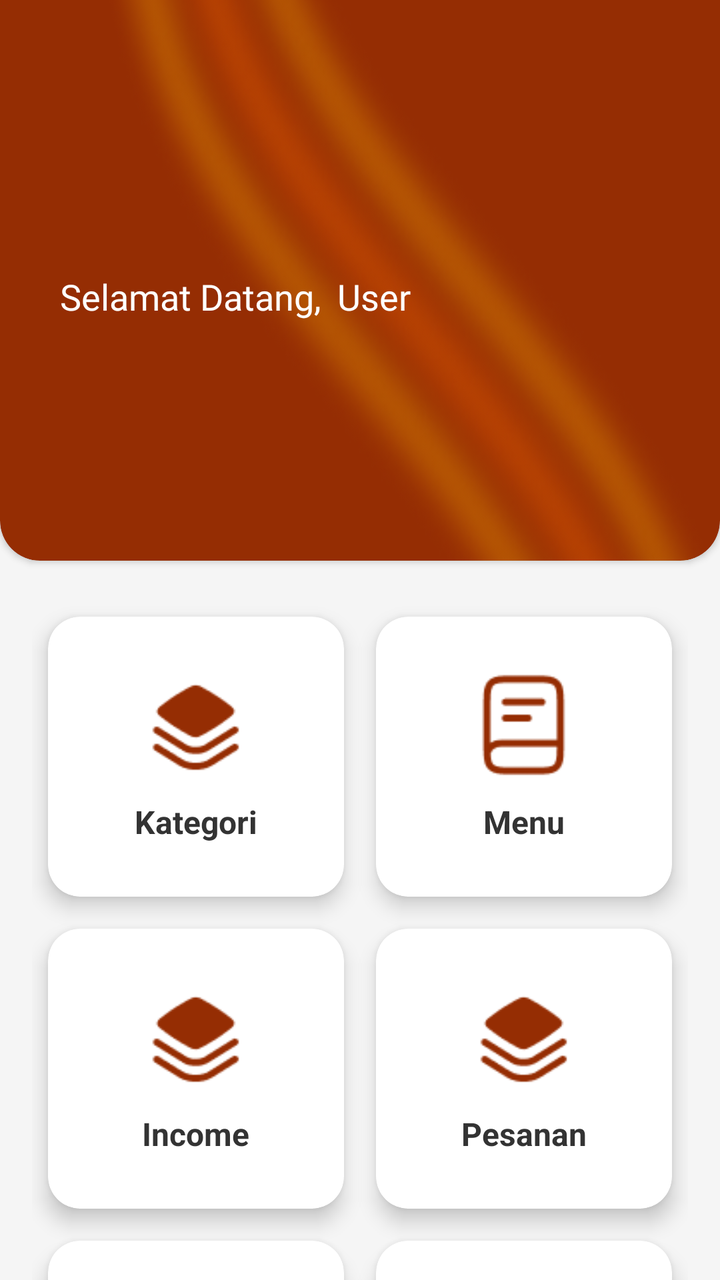
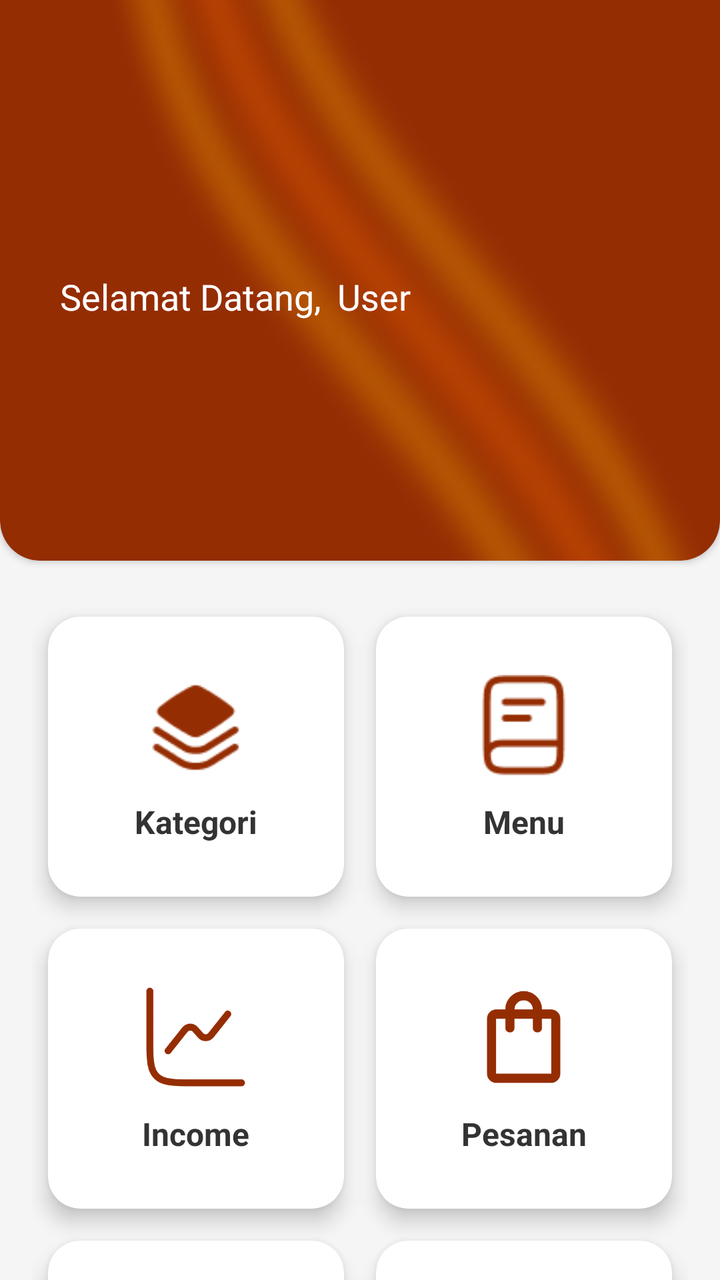

Compare the two renders of this Android layout. The source of the first and the diff that turns it into the second are given below.
<!-- AndroidManifest.xml: application theme Theme.Warmindone -->
<!-- res/layout/activity_dashboardkasiradmin.xml -->
<?xml version="1.0" encoding="utf-8"?>
<RelativeLayout xmlns:android="http://schemas.android.com/apk/res/android"
    xmlns:app="http://schemas.android.com/apk/res-auto"
    xmlns:tools="http://schemas.android.com/tools"
    android:layout_width="match_parent"
    android:layout_height="match_parent"
    android:background="#F5F5F5"
    tools:context=".kasiradmin.DashboardKasirAdmin">

    
    <androidx.cardview.widget.CardView
        android:id="@+id/cardView"
        android:layout_width="410dp"
        android:layout_height="320dp"
        android:layout_marginTop="-40dp"
        app:cardBackgroundColor="#952D03"
        app:cardCornerRadius="20dp">

        <RelativeLayout
            android:layout_width="match_parent"
            android:layout_height="match_parent">

            <ImageView
                android:id="@+id/imageView3"
                android:layout_width="517dp"
                android:layout_height="401dp"
                android:layout_alignParentEnd="true"
                android:layout_marginTop="-5dp"
                android:scaleType="fitXY"
                app:srcCompat="@drawable/bgdashboardadmin" />

            <LinearLayout
                android:layout_width="match_parent"
                android:layout_height="wrap_content"
                android:layout_alignParentBottom="true"
                android:layout_marginBottom="120dp"
                android:gravity="center_vertical"
                android:orientation="horizontal"
                android:paddingStart="30dp"
                android:paddingEnd="30dp">

                <TextView
                    android:id="@+id/selamatDatang"
                    android:layout_width="wrap_content"
                    android:layout_height="wrap_content"
                    android:fontFamily="@font/montserrat_semibold"
                    android:text="@string/selamat_datang_dashboard"
                    android:textColor="@android:color/white"
                    android:textSize="18sp" />

                <TextView
                    android:id="@+id/namaUser"
                    android:layout_width="wrap_content"
                    android:layout_height="wrap_content"
                    android:layout_marginStart="8dp"
                    android:fontFamily="@font/montserrat_semibold"
                    android:text="@string/user"
                    android:textColor="@android:color/white"
                    android:textSize="18sp" />

            </LinearLayout>

        </RelativeLayout>

    </androidx.cardview.widget.CardView>

    
    <GridLayout
        android:layout_width="match_parent"
        android:layout_height="wrap_content"
        android:layout_below="@id/cardView"
        android:layout_marginStart="16dp"
        android:layout_marginTop="20dp"
        android:layout_marginEnd="16dp"
        android:columnCount="2"
        android:rowCount="3">

        
        <androidx.cardview.widget.CardView
            android:id="@+id/cardKategori"
            android:layout_width="0dp"
            android:layout_height="140dp"
            android:layout_columnWeight="1"
            android:layout_margin="8dp"
            android:onClick="kategoripage"
            app:cardCornerRadius="16dp"
            app:cardElevation="6dp">

            <LinearLayout
                android:layout_width="match_parent"
                android:layout_height="match_parent"
                android:gravity="center"
                android:orientation="vertical">

                <ImageView
                    android:layout_width="55dp"
                    android:layout_height="55dp"
                    android:src="@drawable/ic_kategori" />

                <TextView
                    android:layout_width="wrap_content"
                    android:layout_height="wrap_content"
                    android:layout_marginTop="10dp"
                    android:text="Kategori"
                    android:textColor="#333333"
                    android:textSize="16sp"
                    android:textStyle="bold" />
            </LinearLayout>

        </androidx.cardview.widget.CardView>

        
        <androidx.cardview.widget.CardView
            android:id="@+id/cardMenu"
            android:layout_width="0dp"
            android:onClick="menupage"
            android:layout_height="140dp"
            android:layout_columnWeight="1"
            android:layout_margin="8dp"
            app:cardCornerRadius="16dp"
            app:cardElevation="6dp">

            <LinearLayout
                android:layout_width="match_parent"
                android:layout_height="match_parent"
                android:gravity="center"
                android:orientation="vertical">

                <ImageView
                    android:layout_width="55dp"
                    android:layout_height="55dp"
                    android:src="@drawable/ic_menu" />

                <TextView
                    android:layout_width="wrap_content"
                    android:layout_height="wrap_content"
                    android:layout_marginTop="10dp"
                    android:text="Menu"
                    android:textColor="#333333"
                    android:textSize="16sp"
                    android:textStyle="bold" />
            </LinearLayout>

        </androidx.cardview.widget.CardView>

        
        <androidx.cardview.widget.CardView
            android:id="@+id/cardlaporanPendapatan"
            android:onClick="incomepage"
            android:layout_width="0dp"
            android:layout_height="140dp"
            android:layout_columnWeight="1"
            android:layout_margin="8dp"
            app:cardCornerRadius="16dp"
            app:cardElevation="6dp">

            <LinearLayout
                android:layout_width="match_parent"
                android:layout_height="match_parent"
                android:gravity="center"
                android:orientation="vertical">

                <ImageView
                    android:layout_width="55dp"
                    android:layout_height="55dp"
                    android:src="@drawable/ic_kategori" />

                <TextView
                    android:layout_width="wrap_content"
                    android:layout_height="wrap_content"
                    android:layout_marginTop="10dp"
                    android:text="Income"
                    android:textColor="#333333"
                    android:textSize="16sp"
                    android:textStyle="bold" />
            </LinearLayout>

        </androidx.cardview.widget.CardView>

        
        <androidx.cardview.widget.CardView
            android:id="@+id/cardPesanan"
            android:onClick="pesananpage"
            android:layout_width="0dp"
            android:layout_height="140dp"
            android:layout_columnWeight="1"
            android:layout_margin="8dp"
            app:cardCornerRadius="16dp"
            app:cardElevation="6dp">

            <LinearLayout
                android:layout_width="match_parent"
                android:layout_height="match_parent"
                android:gravity="center"
                android:orientation="vertical">

                <ImageView
                    android:layout_width="55dp"
                    android:layout_height="55dp"
                    android:src="@drawable/ic_kategori" />

                <TextView
                    android:layout_width="wrap_content"
                    android:layout_height="wrap_content"
                    android:layout_marginTop="10dp"
                    android:text="Pesanan"
                    android:textColor="#333333"
                    android:textSize="16sp"
                    android:textStyle="bold" />
            </LinearLayout>

        </androidx.cardview.widget.CardView>

        
        <androidx.cardview.widget.CardView
            android:id="@+id/cardUser"
            android:layout_width="0dp"
            android:layout_height="140dp"
            android:layout_columnWeight="1"
            android:layout_margin="8dp"
            app:cardCornerRadius="16dp"
            android:onClick="userpage"
            app:cardElevation="6dp">

            <LinearLayout
                android:layout_width="match_parent"
                android:layout_height="match_parent"
                android:gravity="center"
                android:orientation="vertical">

                <ImageView
                    android:layout_width="55dp"
                    android:layout_height="55dp"
                    android:src="@drawable/ic_kategori" />

                <TextView
                    android:layout_width="wrap_content"
                    android:layout_height="wrap_content"
                    android:layout_marginTop="10dp"
                    android:text="User"
                    android:textColor="#333333"
                    android:textSize="16sp"
                    android:textStyle="bold" />
            </LinearLayout>

        </androidx.cardview.widget.CardView>

        
        <androidx.cardview.widget.CardView
            android:id="@+id/cardLogout"
            android:layout_width="0dp"
            android:layout_height="140dp"
            android:layout_columnWeight="1"
            android:layout_margin="8dp"
            android:onClick="logout"
            app:cardCornerRadius="16dp"
            app:cardElevation="6dp">

            <LinearLayout
                android:layout_width="match_parent"
                android:layout_height="match_parent"
                android:gravity="center"
                android:orientation="vertical">

                <ImageView
                    android:layout_width="55dp"
                    android:layout_height="55dp"
                    android:src="@drawable/ic_kategori" />

                <TextView
                    android:layout_width="wrap_content"
                    android:layout_height="wrap_content"
                    android:layout_marginTop="10dp"
                    android:text="Logout"
                    android:textColor="#333333"
                    android:textSize="16sp"
                    android:textStyle="bold" />
            </LinearLayout>

        </androidx.cardview.widget.CardView>

    </GridLayout>

</RelativeLayout>
<!-- resources referenced by this layout -->
<resources>
  <!-- drawable bgdashboardadmin: png bitmap (drawable, 45797 bytes) -->
  <!-- drawable ic_kategori: png bitmap (drawable, 1483 bytes) -->
  <!-- drawable ic_menu: png bitmap (drawable, 1246 bytes) -->
  <string name="selamat_datang_dashboard">Selamat Datang,</string>
  <string name="user">User</string>
  <style name="Theme.Warmindone" parent="Base.Theme.Warmindone" />
  <style name="Base.Theme.Warmindone" parent="Theme.Material3.DayNight.NoActionBar">
          
          
      </style>
</resources>

<!-- the commit's change to res/layout/activity_dashboardkasiradmin.xml (unified diff, before → after) -->
@@ -163,7 +163,7 @@
                 <ImageView
                     android:layout_width="55dp"
                     android:layout_height="55dp"
-                    android:src="@drawable/ic_kategori" />
+                    android:src="@drawable/ic_pnd" />
 
                 <TextView
                     android:layout_width="wrap_content"
@@ -197,46 +197,46 @@
                 <ImageView
                     android:layout_width="55dp"
                     android:layout_height="55dp"
+                    android:src="@drawable/ic_psn" />
+
+                <TextView
+                    android:layout_width="wrap_content"
+                    android:layout_height="wrap_content"
+                    android:layout_marginTop="10dp"
+                    android:text="Pesanan"
+                    android:textColor="#333333"
+                    android:textSize="16sp"
+                    android:textStyle="bold" />
+            </LinearLayout>
+
+        </androidx.cardview.widget.CardView>
+
+        
+        <androidx.cardview.widget.CardView
+            android:id="@+id/cardUser"
+            android:layout_width="0dp"
+            android:layout_height="140dp"
+            android:layout_columnWeight="1"
+            android:layout_margin="8dp"
+            app:cardCornerRadius="16dp"
+            android:onClick="userpage"
+            app:cardElevation="6dp">
+
+            <LinearLayout
+                android:layout_width="match_parent"
+                android:layout_height="match_parent"
+                android:gravity="center"
+                android:orientation="vertical">
+
+                <ImageView
+                    android:layout_width="55dp"
+                    android:layout_height="55dp"
                     android:src="@drawable/ic_kategori" />
 
                 <TextView
                     android:layout_width="wrap_content"
                     android:layout_height="wrap_content"
                     android:layout_marginTop="10dp"
-                    android:text="Pesanan"
-                    android:textColor="#333333"
-                    android:textSize="16sp"
-                    android:textStyle="bold" />
-            </LinearLayout>
-
-        </androidx.cardview.widget.CardView>
-
-        
-        <androidx.cardview.widget.CardView
-            android:id="@+id/cardUser"
-            android:layout_width="0dp"
-            android:layout_height="140dp"
-            android:layout_columnWeight="1"
-            android:layout_margin="8dp"
-            app:cardCornerRadius="16dp"
-            android:onClick="userpage"
-            app:cardElevation="6dp">
-
-            <LinearLayout
-                android:layout_width="match_parent"
-                android:layout_height="match_parent"
-                android:gravity="center"
-                android:orientation="vertical">
-
-                <ImageView
-                    android:layout_width="55dp"
-                    android:layout_height="55dp"
-                    android:src="@drawable/ic_kategori" />
-
-                <TextView
-                    android:layout_width="wrap_content"
-                    android:layout_height="wrap_content"
-                    android:layout_marginTop="10dp"
                     android:text="User"
                     android:textColor="#333333"
                     android:textSize="16sp"
@@ -265,7 +265,7 @@
                 <ImageView
                     android:layout_width="55dp"
                     android:layout_height="55dp"
-                    android:src="@drawable/ic_kategori" />
+                    android:src="@drawable/ic_klr" />
 
                 <TextView
                     android:layout_width="wrap_content"
<!-- resource entries referenced after the edit -->
@@ -2,7 +2,10 @@
 <resources>
   <!-- drawable bgdashboardadmin: png bitmap (drawable, 45797 bytes) -->
   <!-- drawable ic_kategori: png bitmap (drawable, 1483 bytes) -->
+  <!-- drawable ic_klr: png bitmap (drawable, 2582 bytes) -->
   <!-- drawable ic_menu: png bitmap (drawable, 1246 bytes) -->
+  <!-- drawable ic_pnd: png bitmap (drawable, 4528 bytes) -->
+  <!-- drawable ic_psn: png bitmap (drawable, 2964 bytes) -->
   <string name="selamat_datang_dashboard">Selamat Datang,</string>
   <string name="user">User</string>
   <style name="Theme.Warmindone" parent="Base.Theme.Warmindone" />
